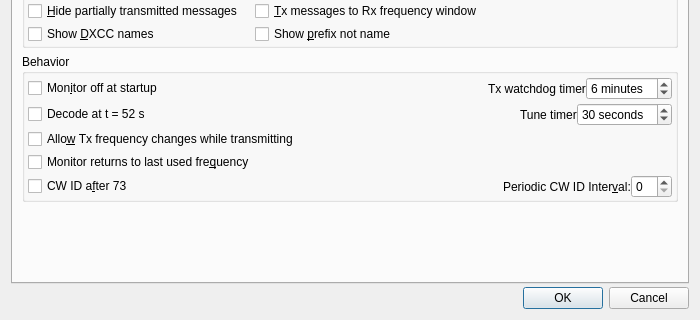
Old version of the form Configuration.ui in the repository vu2cpl/jtdx-vu; both pictures show x 0 to 700 and y 280 to 600 of the 700 by 600 pixel window.
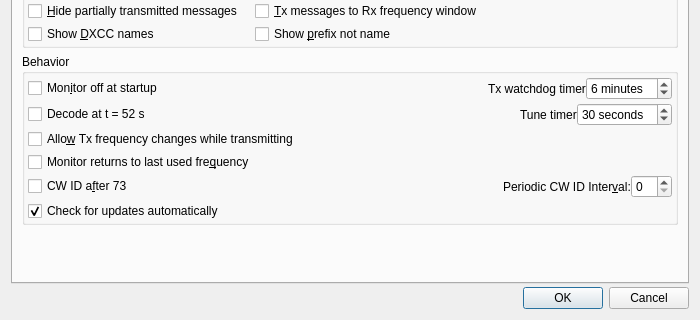
New version of the form.

Commit message: Check GitHub for a newer JTDX-VU release (Help > Check for Updates...)

The edit to the form file:
```diff
--- a/Configuration.ui
+++ b/Configuration.ui
@@ -670,6 +670,19 @@
             </item>
            </layout>
           </item>
+          <item row="5" column="0">
+           <widget class="QCheckBox" name="check_for_updates_check_box">
+            <property name="toolTip">
+             <string>&lt;html&gt;&lt;head/&gt;&lt;body&gt;&lt;p&gt;Once a day, about 10 s after start, ask GitHub (api.github.com) whether a newer JTDX-VU release is out, and if so show its release notes with a Download button that opens the release page. Nothing is downloaded or installed, and nothing is shown when there is no new release or no connection.&lt;/p&gt;&lt;p&gt;Help &amp;gt; Check for Updates... checks at any time.&lt;/p&gt;&lt;/body&gt;&lt;/html&gt;</string>
+            </property>
+            <property name="text">
+             <string>Check for updates automatically</string>
+            </property>
+            <property name="checked">
+             <bool>true</bool>
+            </property>
+           </widget>
+          </item>
          </layout>
         </widget>
        </item>
```
The commit also changes 8 other files.
